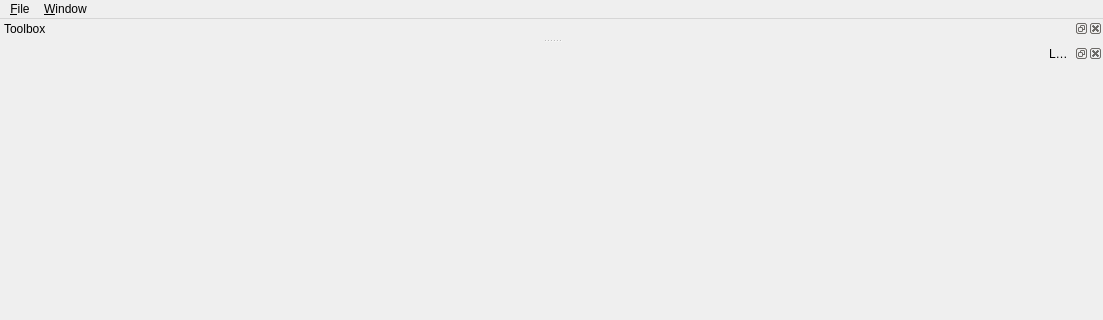
Before: the Qt Designer form FGPropagationTool/MainWindow.ui in QDeltaSoft/qradiopredict, drawn with Qt 5; both pictures show x 0 to 1103 and y 0 to 320 of the 1103 by 750 pixel window.
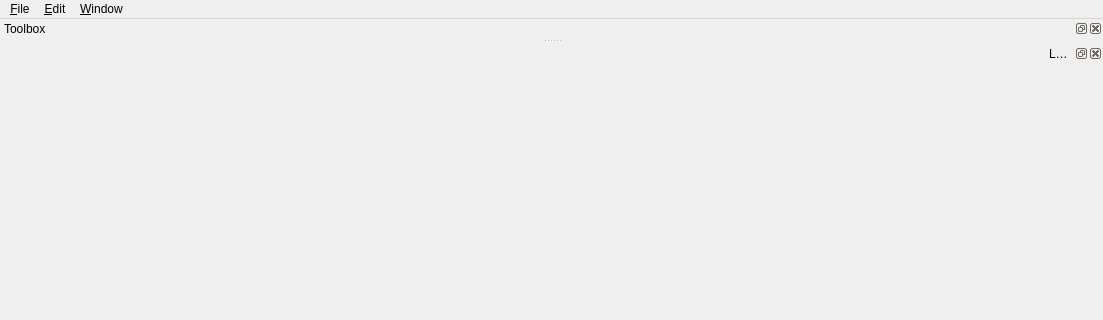
After: the same form once the commit is applied.

The edit to the form file:
```diff
--- a/FGPropagationTool/MainWindow.ui
+++ b/FGPropagationTool/MainWindow.ui
@@ -51,7 +51,14 @@
     <addaction name="actionConnect_to_Flightgear"/>
     <addaction name="actionExit"/>
    </widget>
+   <widget class="QMenu" name="menu_Edit">
+    <property name="title">
+     <string>&amp;Edit</string>
+    </property>
+    <addaction name="action_Settings"/>
+   </widget>
    <addaction name="menuFile"/>
+   <addaction name="menu_Edit"/>
    <addaction name="menuWindow"/>
   </widget>
   <widget class="QDockWidget" name="dockWidget3">
```
Left out of the diff: 5 changed lines with no effect on the pictures.
